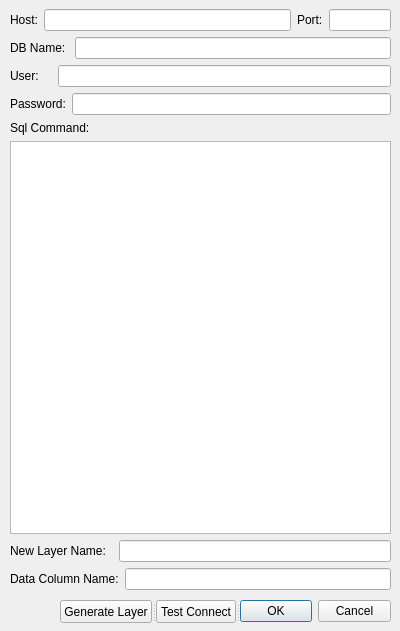
Qt form Suntec/QgisPyPlugin/NearestFeature/nearest_feature_dialog_base.ui (15831944/tphProjects) before a commit.
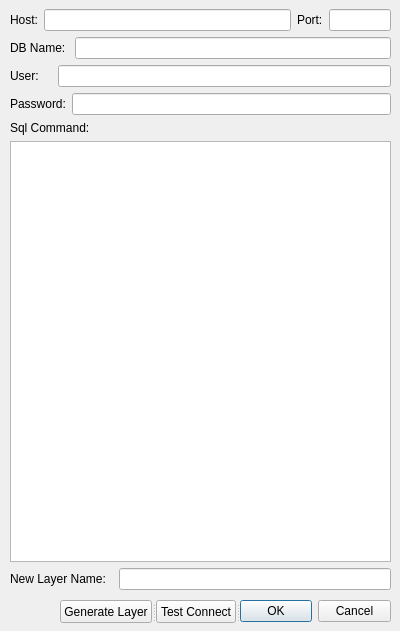
The same form after that commit.

```diff
--- a/Suntec/QgisPyPlugin/NearestFeature/nearest_feature_dialog_base.ui
+++ b/Suntec/QgisPyPlugin/NearestFeature/nearest_feature_dialog_base.ui
@@ -113,20 +113,6 @@
       </item>
      </layout>
     </item>
-    <item>
-     <layout class="QHBoxLayout" name="horizontalLayout_7">
-      <item>
-       <widget class="QLabel" name="label_9">
-        <property name="text">
-         <string>Data Column Name:</string>
-        </property>
-       </widget>
-      </item>
-      <item>
-       <widget class="QLineEdit" name="lineEditImageColumn"/>
-      </item>
-     </layout>
-    </item>
    </layout>
   </widget>
   <widget class="QSplitter" name="splitter">
```
